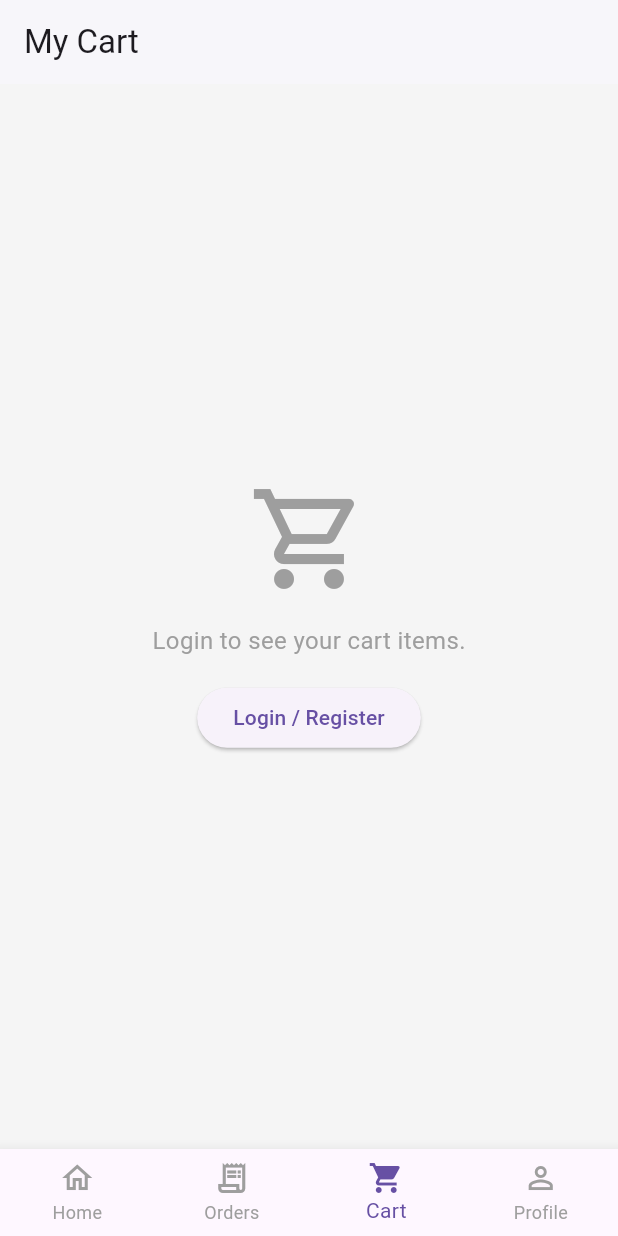
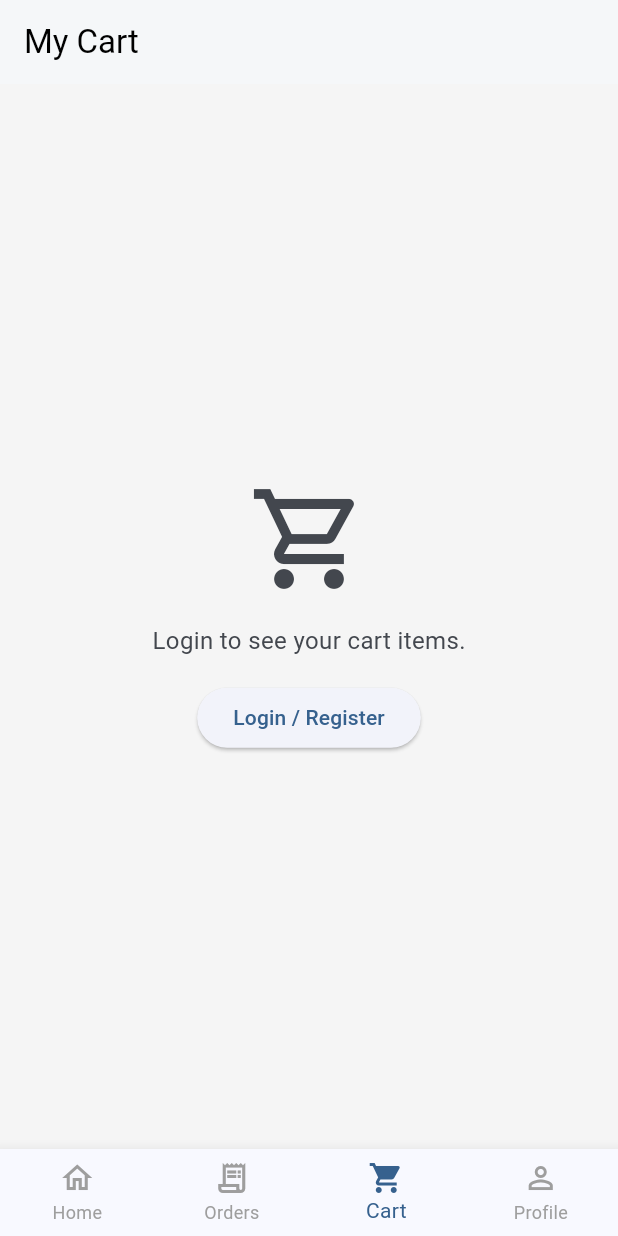
Before and after one commit to MengT168/Flutter_Laravel_Pro, a Flutter app: the screen it shows after launch, item 3 of the bottom bar chosen, on a phone screen of 412 x 824 dp. Run offline on Flutter 3.47's test engine with Material 3 defaults, Android fonts, the phone set to English and light mode, and no system bars; our stand-ins replace image_picker, shared_preferences; generated files the repository leaves out were written again; network calls fail.

Commit message:
update for dark/light mode , favorite and change languages

```diff
--- /dev/null
+++ b/l10n.yaml
@@ -0,0 +1,3 @@
+arb-dir: lib/l10n
+template-arb-file: app_en.arb
+output-localization-file: app_localizations.dart
--- a/lib/main.dart
+++ b/lib/main.dart
@@ -1,16 +1,23 @@
 import 'package:flutter/material.dart';
-import 'package:lara_flutter_pro/screens/login_screen.dart';
+import 'package:lara_flutter_pro/auth/auth_service.dart';
+import 'package:lara_flutter_pro/providers/locale_provider.dart';
+import 'package:lara_flutter_pro/providers/theme_provider.dart';
+
 import 'package:lara_flutter_pro/screens/main_screen.dart';
+import 'package:lara_flutter_pro/theme/theme.dart';
 import 'package:provider/provider.dart';
 
-import 'auth/auth_service.dart';
+import 'l10n/app_localizations.dart';
 
 void main() {
   runApp(
-    // 1. Wrap your entire app with ChangeNotifierProvider.
-    // This creates one single instance of AuthService for your whole app.
-    ChangeNotifierProvider(
-      create: (context) => AuthService(),
+    // Use MultiProvider to hold all your app-wide services
+    MultiProvider(
+      providers: [
+        ChangeNotifierProvider(create: (context) => AuthService()),
+        ChangeNotifierProvider(create: (context) => ThemeProvider()),
+        ChangeNotifierProvider(create: (context) => LocaleProvider()),
+      ],
       child: const MyApp(),
     ),
   );
@@ -21,12 +28,24 @@ class MyApp extends StatelessWidget {
 
   @override
   Widget build(BuildContext context) {
+    // Watch the providers for changes to automatically rebuild the app
+    final themeProvider = context.watch<ThemeProvider>();
+    final localeProvider = context.watch<LocaleProvider>();
+
     return MaterialApp(
+      title: 'E-Commerce App',
       debugShowCheckedModeBanner: false,
-      title: 'Flutter Laravel Auth',
-      theme: ThemeData(
-        primarySwatch: Colors.blue,
-      ),
+
+      // --- Theme Configuration ---
+      theme: lightTheme,
+      darkTheme: darkTheme,
+      themeMode: themeProvider.themeMode,
+
+      // --- Localization Configuration ---
+      locale: localeProvider.locale,
+      localizationsDelegates: AppLocalizations.localizationsDelegates,
+      supportedLocales: AppLocalizations.supportedLocales,
+
       home: const MainScreen(),
     );
   }
--- /dev/null
+++ b/lib/providers/locale_provider.dart
@@ -0,0 +1,12 @@
+import 'package:flutter/material.dart';
+
+class LocaleProvider with ChangeNotifier {
+  Locale? _locale;
+
+  Locale? get locale => _locale;
+
+  void setLocale(Locale newLocale) {
+    _locale = newLocale;
+    notifyListeners();
+  }
+}
--- /dev/null
+++ b/lib/providers/theme_provider.dart
@@ -0,0 +1,35 @@
+import 'package:flutter/material.dart';
+import 'package:shared_preferences/shared_preferences.dart';
+
+class ThemeProvider with ChangeNotifier {
+  ThemeMode _themeMode = ThemeMode.light;
+
+  ThemeMode get themeMode => _themeMode;
+
+  ThemeProvider() {
+    _loadThemeFromPrefs();
+  }
+
+  void setThemeMode(ThemeMode mode) async {
+    _themeMode = mode;
+    notifyListeners();
+
+    final prefs = await SharedPreferences.getInstance();
+    prefs.setString('themeMode', mode.toString().split('.').last);
+  }
+
+  void _loadThemeFromPrefs() async {
+    final prefs = await SharedPreferences.getInstance();
+    final savedTheme = prefs.getString('themeMode') ?? 'light';
+
+    if (savedTheme == 'dark') {
+      _themeMode = ThemeMode.dark;
+    } else if (savedTheme == 'system') {
+      _themeMode = ThemeMode.system;
+    } else {
+      _themeMode = ThemeMode.light;
+    }
+
+    notifyListeners();
+  }
+}
--- a/lib/screens/favorite_screen.dart
+++ b/lib/screens/favorite_screen.dart
@@ -28,7 +28,7 @@ class FavoriteScreen extends StatelessWidget {
         padding: const EdgeInsets.all(8),
         gridDelegate: const SliverGridDelegateWithFixedCrossAxisCount(
           crossAxisCount: 2,
-          childAspectRatio: 0.7,
+          childAspectRatio: 0.7, // Adjust aspect ratio for better card display
           crossAxisSpacing: 8,
           mainAxisSpacing: 8,
         ),
--- a/lib/screens/main_screen.dart
+++ b/lib/screens/main_screen.dart
@@ -2,7 +2,6 @@ import 'package:flutter/material.dart';
 import 'package:lara_flutter_pro/auth/auth_service.dart';
 import 'package:lara_flutter_pro/screens/cart_screen.dart';
 import 'package:lara_flutter_pro/screens/home_screen.dart';
-import 'package:lara_flutter_pro/screens/placeholder_screen.dart';
 import 'package:lara_flutter_pro/screens/profile_screen.dart';
 import 'package:provider/provider.dart';
 
@@ -41,7 +40,6 @@ class _MainScreenState extends State<MainScreen> {
   static const List<Widget> _widgetOptions = <Widget>[
     HomeScreen(),
     OrderScreen(),
-    // PlaceholderScreen(title: 'Categories'), // You can build this screen later
     CartScreen(),
     ProfileScreen(),
   ];
@@ -54,7 +52,6 @@ class _MainScreenState extends State<MainScreen> {
 
   @override
   Widget build(BuildContext context) {
-    // Show a loading screen while we check for a logged-in user.
     if (_isInitializing) {
       return const Scaffold(
         body: Center(
--- /dev/null
+++ b/lib/theme/theme.dart
@@ -0,0 +1,30 @@
+import 'package:flutter/material.dart';
+
+
+final ThemeData lightTheme = ThemeData(
+  useMaterial3: true,
+  brightness: Brightness.light,
+  colorScheme: ColorScheme.fromSeed(
+    seedColor: Colors.blue,
+    brightness: Brightness.light,
+  ),
+  appBarTheme: const AppBarTheme(
+    backgroundColor: Colors.white,
+    elevation: 1,
+    foregroundColor: Colors.black,
+  ),
+);
+
+final ThemeData darkTheme = ThemeData(
+  useMaterial3: true,
+  brightness: Brightness.dark,
+  colorScheme: ColorScheme.fromSeed(
+    seedColor: Colors.blue,
+    brightness: Brightness.dark,
+  ),
+  appBarTheme: const AppBarTheme(
+    backgroundColor: Colors.black,
+    elevation: 1,
+    foregroundColor: Colors.white,
+  ),
+);
```
Also changed, not shown: lib/auth/auth_service.dart (+71 -40 lines), lib/l10n/app_en.arb (added, +14 -0 lines), lib/l10n/app_km.arb (added, +14 -0 lines), lib/screens/cart_screen.dart (+51 -28 lines), lib/screens/home_screen.dart (+56 -25 lines), lib/screens/profile_screen.dart (+85 -39 lines), pubspec.yaml (+11 -4 lines).
